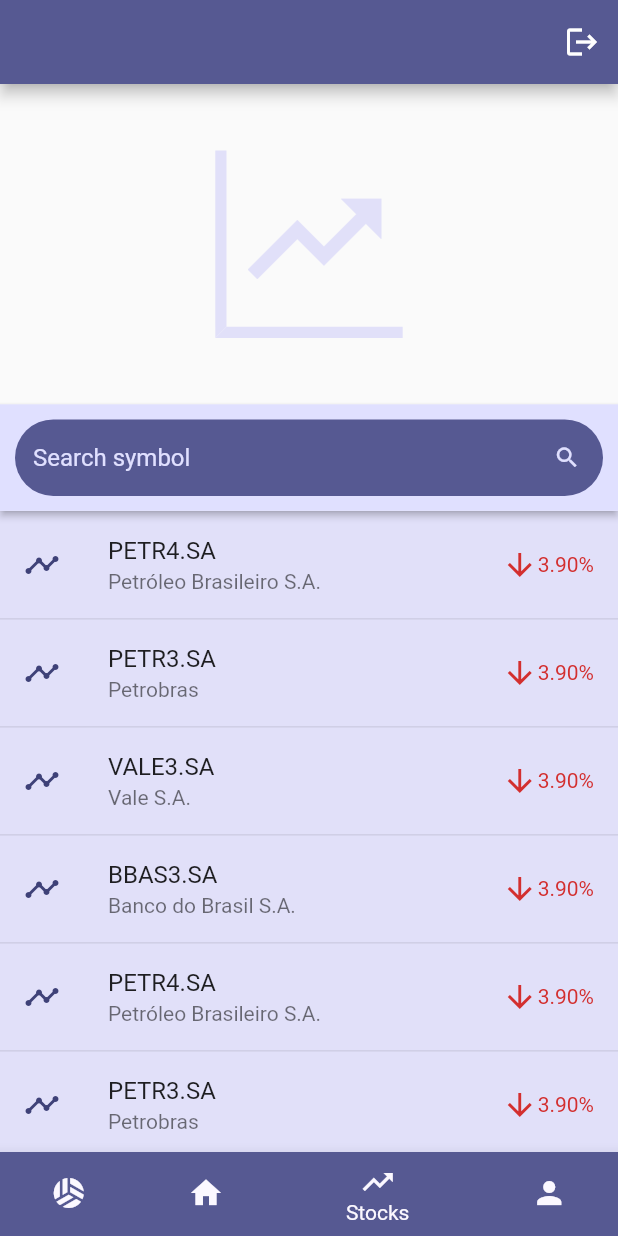
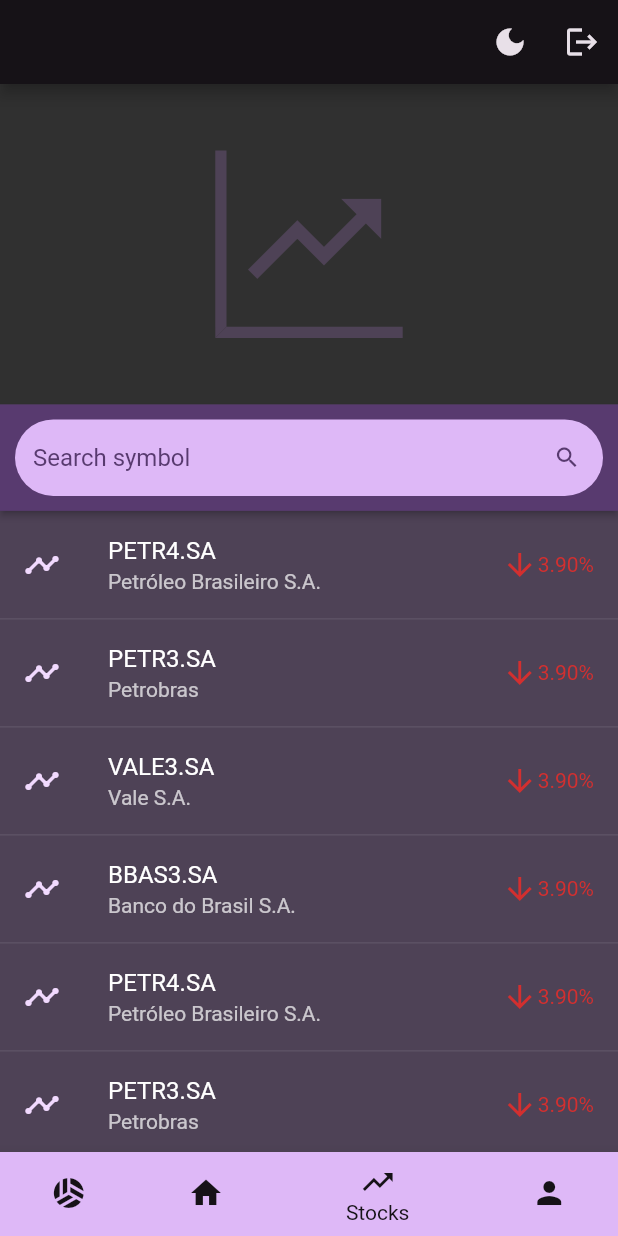
Before and after one commit to marcosfnlr/stonks, a Flutter app: the Screen screen opened directly with empty values, item 3 of the bottom bar chosen, on a phone screen of 412 x 824 dp. Run offline on Flutter 3.47's test engine with Material 2 defaults, Android fonts, the phone set to English and light mode, and no system bars; our stand-ins replace charts_flutter, shared_preferences; accounts and stored records are empty; network calls fail.

Commit message:
Implement theme mode using Provider

```diff
--- /dev/null
+++ b/lib/models/selected_theme.dart
@@ -0,0 +1,21 @@
+import 'package:flutter/material.dart';
+
+import 'selected_theme_preference.dart';
+
+class SelectedTheme with ChangeNotifier {
+  final SelectedThemePreference _themePreference = SelectedThemePreference();
+  bool _isDarkTheme = true;
+
+  bool get isDarkTheme => _isDarkTheme;
+
+  Future<void> loadPreference() async {
+    _isDarkTheme = await _themePreference.isDarkTheme();
+    notifyListeners();
+  }
+
+  set isDarkTheme(bool value) {
+    _isDarkTheme = value;
+    _themePreference.setIsDarkTheme(value);
+    notifyListeners();
+  }
+}
--- /dev/null
+++ b/lib/models/selected_theme_preference.dart
@@ -0,0 +1,15 @@
+import 'package:shared_preferences/shared_preferences.dart';
+
+class SelectedThemePreference {
+  static const THEME_STATUS = "ISDARKTHEME";
+
+  Future<void> setIsDarkTheme(bool value) async {
+    SharedPreferences prefs = await SharedPreferences.getInstance();
+    await prefs.setBool(THEME_STATUS, value);
+  }
+
+  Future<bool> isDarkTheme() async {
+    SharedPreferences prefs = await SharedPreferences.getInstance();
+    return prefs.getBool(THEME_STATUS) ?? true;
+  }
+}
--- a/lib/screens/app_screen.dart
+++ b/lib/screens/app_screen.dart
@@ -1,12 +1,12 @@
-import 'dart:math';
-
 import 'package:flutter/material.dart';
+import 'package:provider/provider.dart';
 
 import 'nav_bar.dart';
 import 'login/login_screen.dart';
 import 'profile/profile_screen.dart';
 import 'stocks/stocks_screen.dart';
 import '../models/nav_option.dart';
+import '../models/selected_theme.dart';
 import '../models/ticker.dart';
 import '../models/user.dart';
 
@@ -29,11 +29,7 @@
   }
 
   Widget _buildLogoutAlert(BuildContext context) {
-    return Theme(
-      data: Theme.of(context).copyWith(
-        colorScheme: _selectedScreen.colors,
-      ),
-      child: AlertDialog(
+    return AlertDialog(
       title: const Text('Logout'),
       content: const Text('Sure you wanna leave us?'),
       actions: <Widget>[
@@ -54,20 +50,31 @@
           label: const Icon(Icons.heart_broken),
         ),
       ],
-      ),
     );
   }
 
   @override
   Widget build(BuildContext context) {
-    return Theme(
-      data: ThemeData(
-        colorScheme: _selectedScreen.colors,
-      ),
-      child: Scaffold(
+    return Scaffold(
       appBar: AppBar(
         title: Text(widget.user.name),
         actions: <Widget>[
+          Consumer<SelectedTheme>(
+            builder: (
+              BuildContext context,
+              SelectedTheme selectedTheme,
+              Widget? child,
+            ) {
+              return IconButton(
+                icon: Icon(selectedTheme.isDarkTheme
+                    ? Icons.dark_mode
+                    : Icons.dark_mode_outlined),
+                tooltip: 'Dark Mode',
+                onPressed: () =>
+                    selectedTheme.isDarkTheme = !selectedTheme.isDarkTheme,
+              );
+            },
+          ),
           IconButton(
             icon: const Icon(Icons.logout),
             tooltip: 'Logout',
@@ -85,7 +92,6 @@
       bottomNavigationBar: NavBar(
         selectedOption: _selectedScreen,
         onTap: onNavItemTap,
-        ),
       ),
     );
   }
--- a/lib/screens/nav_bar.dart
+++ b/lib/screens/nav_bar.dart
@@ -19,7 +19,7 @@
             (opt) => BottomNavigationBarItem(
               icon: opt.icon,
               label: opt.label,
-              backgroundColor: opt.colors.primary,
+              backgroundColor: Theme.of(context).colorScheme.primary,
             ),
           )
           .toList(),
--- a/pubspec.yaml
+++ b/pubspec.yaml
@@ -31,6 +31,8 @@
     sdk: flutter
   http: ^0.13.4
   charts_flutter: ^0.12.0
+  shared_preferences: ^2.0.15
+  provider: ^6.0.3
   our_structures:
     path: ../our_structures
 
```
Also changed, not shown: lib/main.dart (+17 -2 lines), lib/models/nav_option.dart (+0 -25 lines), lib/theme/style.dart (added, +16 -0 lines), pubspec.lock. Lines whose indentation alone changed are shown as unchanged.
